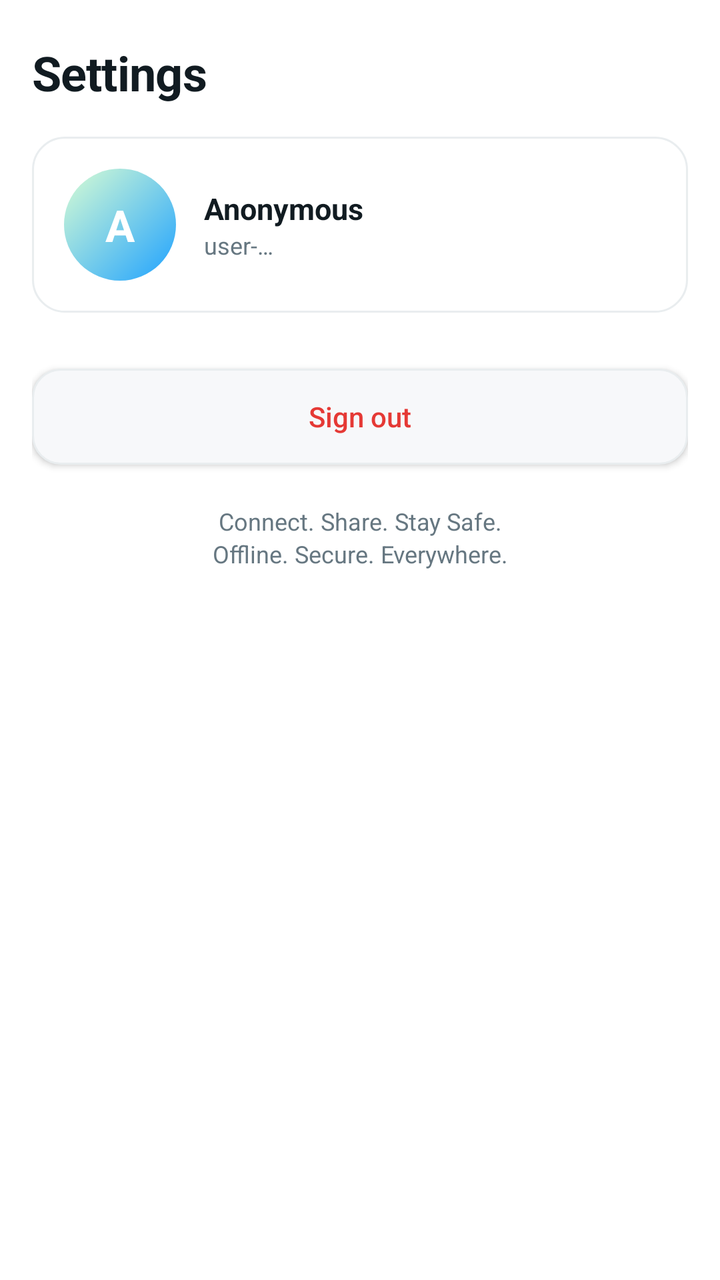
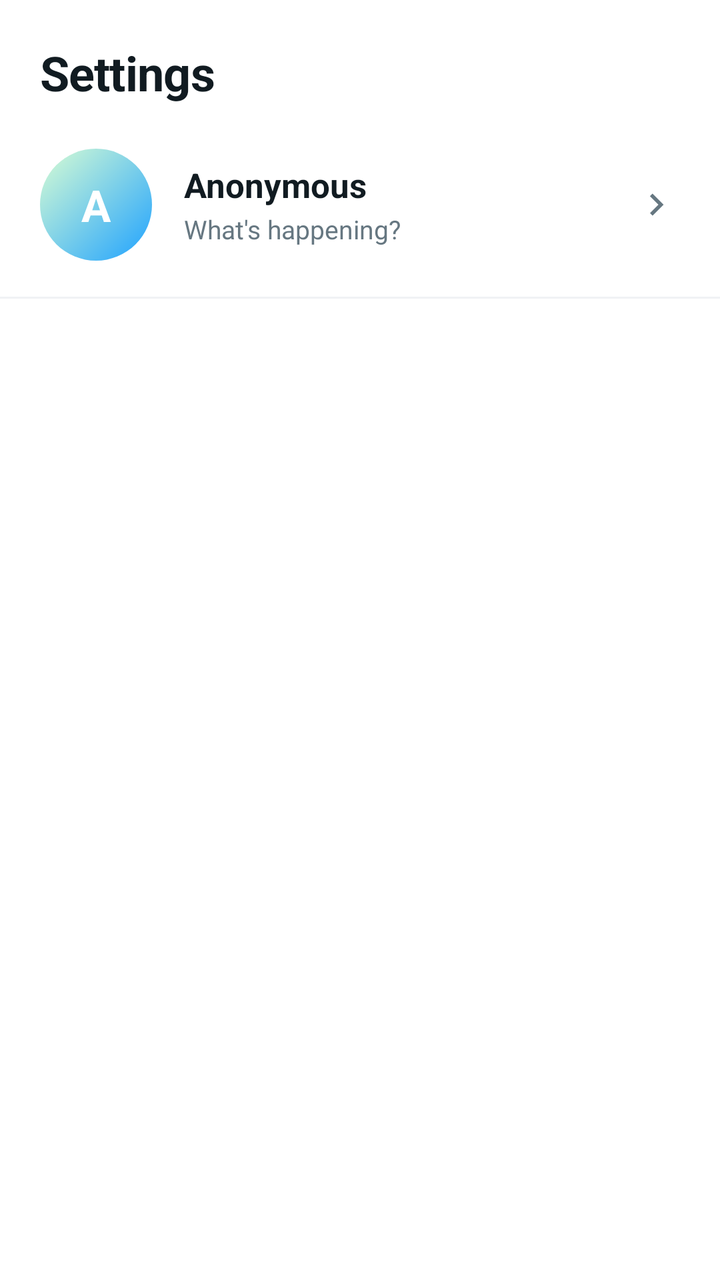

Compare the two renders of this Android layout. The source of the first and the diff that turns it into the second are given below.
<!-- AndroidManifest.xml: application theme Theme.TharMesh -->
<!-- res/layout/fragment_settings.xml -->
<?xml version="1.0" encoding="utf-8"?>
<androidx.core.widget.NestedScrollView
    xmlns:android="http://schemas.android.com/apk/res/android"
    android:layout_width="match_parent"
    android:layout_height="match_parent"
    android:background="@drawable/bg_screen_gradient"
    android:clipToPadding="false"
    android:paddingBottom="16dp"
    android:fillViewport="true">

    <LinearLayout
        android:layout_width="match_parent"
        android:layout_height="wrap_content"
        android:orientation="vertical"
        android:paddingStart="16dp"
        android:paddingEnd="16dp"
        android:paddingTop="20dp">

        <TextView
            style="@style/Text.H1"
            android:layout_width="wrap_content"
            android:layout_height="wrap_content"
            android:text="@string/settings_title" />

        
        <LinearLayout
            style="@style/TmCard"
            android:layout_width="match_parent"
            android:layout_height="wrap_content"
            android:layout_marginTop="16dp"
            android:gravity="center_vertical"
            android:orientation="horizontal">

            <TextView
                android:id="@+id/settings_avatar"
                android:layout_width="56dp"
                android:layout_height="56dp"
                android:background="@drawable/bg_avatar"
                android:gravity="center"
                android:text="A"
                android:textColor="@android:color/white"
                android:textSize="22sp"
                android:textStyle="bold" />

            <LinearLayout
                android:layout_width="0dp"
                android:layout_height="wrap_content"
                android:layout_marginStart="14dp"
                android:layout_weight="1"
                android:orientation="vertical">

                <TextView
                    android:id="@+id/settings_username"
                    style="@style/Text.H3"
                    android:layout_width="wrap_content"
                    android:layout_height="wrap_content"
                    android:text="Anonymous" />

                <TextView
                    android:id="@+id/settings_userid"
                    style="@style/Text.Caption"
                    android:layout_width="wrap_content"
                    android:layout_height="wrap_content"
                    android:text="user-…" />
            </LinearLayout>
        </LinearLayout>

        <LinearLayout
            android:id="@+id/settings_rows"
            android:layout_width="match_parent"
            android:layout_height="wrap_content"
            android:layout_marginTop="16dp"
            android:orientation="vertical" />

        <Button
            android:id="@+id/button_sign_out"
            style="@style/TmButton.Ghost"
            android:layout_width="match_parent"
            android:layout_height="48dp"
            android:layout_marginTop="12dp"
            android:text="@string/settings_sign_out"
            android:textColor="?attr/tmDanger" />

        <TextView
            style="@style/Text.Caption"
            android:layout_width="match_parent"
            android:layout_height="wrap_content"
            android:layout_marginTop="20dp"
            android:gravity="center"
            android:text="@string/app_tagline" />

        <TextView
            style="@style/Text.Caption"
            android:layout_width="match_parent"
            android:layout_height="wrap_content"
            android:gravity="center"
            android:layout_marginBottom="12dp"
            android:text="@string/app_subtagline" />
    </LinearLayout>
</androidx.core.widget.NestedScrollView>
<!-- resources referenced by this layout -->
<resources>
  <!-- drawable bg_screen_gradient (drawable) -->
  <?xml version="1.0" encoding="utf-8"?>
  <shape xmlns:android="http://schemas.android.com/apk/res/android"
      android:shape="rectangle">
      <gradient
          android:type="linear"
          android:angle="90"
          android:startColor="?attr/tmGradientTop"
          android:endColor="?attr/tmGradientBottom" />
  </shape>
  <string name="app_subtagline">Offline. Secure. Everywhere.</string>
  <string name="app_tagline">Connect. Share. Stay Safe.</string>
  <string name="settings_sign_out">Sign out</string>
  <string name="settings_title">Settings</string>
  <style name="Text.Caption" parent="TextAppearance.AppCompat">
          <item name="android:textColor">?attr/tmTextSecondary</item>
          <item name="android:textSize">12sp</item>
      </style>
  <style name="Text.H3" parent="TextAppearance.AppCompat">
          <item name="android:textColor">?attr/tmTextPrimary</item>
          <item name="android:textSize">15sp</item>
          <item name="android:textStyle">bold</item>
      </style>
  <style name="TmButton.Ghost" parent="Widget.AppCompat.Button">
          <item name="android:background">@drawable/bg_button_ghost</item>
          <item name="android:textColor">?attr/tmTextPrimary</item>
          <item name="android:textAllCaps">false</item>
          <item name="android:minHeight">48dp</item>
      </style>
  <style name="TmCard">
          <item name="android:background">@drawable/bg_card_glass</item>
          <item name="android:padding">16dp</item>
      </style>
  <!-- drawable bg_button_ghost (drawable) -->
  <?xml version="1.0" encoding="utf-8"?>
  <shape xmlns:android="http://schemas.android.com/apk/res/android"
      android:shape="rectangle">
      <solid android:color="?attr/tmSurface2" />
      <stroke android:width="1dp" android:color="?attr/tmStroke" />
      <corners android:radius="14dp" />
  </shape>
  <!-- drawable bg_card_glass (drawable) -->
  <?xml version="1.0" encoding="utf-8"?>
  <shape xmlns:android="http://schemas.android.com/apk/res/android"
      android:shape="rectangle">
      <solid android:color="?attr/tmSurface" />
      <stroke android:width="1dp" android:color="?attr/tmStroke" />
      <corners android:radius="16dp" />
  </shape>
  <color name="tm_light_neon_green">#25D366</color>
  <color name="tm_light_neon_green_dim">#D9FDD3</color>
  <color name="tm_light_bg">#FFFFFF</color>
  <color name="tm_light_neon_cyan">#1FA2FF</color>
  <color name="tm_light_neon_cyan_dim">#D6ECFF</color>
  <color name="tm_light_surface">#FFFFFF</color>
  <color name="tm_light_text_primary">#111B21</color>
  <color name="tm_light_text_secondary">#667781</color>
  <color name="tm_light_bg_2">#F7F8FA</color>
  <color name="tm_light_surface_2">#F7F8FA</color>
  <color name="tm_light_surface_glass">#FFFFFF</color>
  <color name="tm_light_stroke">#E9EDEF</color>
  <color name="tm_light_stroke_soft">#F0F2F5</color>
  <color name="tm_light_text_muted">#8696A0</color>
  <color name="tm_light_desert_amber">#F09D38</color>
  <color name="tm_light_danger">#E53935</color>
  <color name="tm_light_danger_dim">#FBE9E7</color>
  <color name="tm_light_warning">#F09D38</color>
  <color name="tm_light_bubble_me_start">#D9FDD3</color>
  <color name="tm_light_bubble_me_end">#D9FDD3</color>
  <color name="tm_light_bubble_peer">#FFFFFF</color>
  <color name="tm_light_bubble_text_me">#111B21</color>
  <color name="tm_light_bubble_text_peer">#111B21</color>
  <color name="tm_light_tick_read">#53BDEB</color>
  <color name="tm_light_tick_default">#8696A0</color>
  <color name="tm_light_unread_badge">#25D366</color>
  <color name="tm_light_unread_badge_text">#FFFFFF</color>
  <color name="tm_light_gradient_top">#FFFFFF</color>
  <color name="tm_light_gradient_bottom">#FFFFFF</color>
  <color name="tm_light_glow_cyan_20">#331FA2FF</color>
  <color name="tm_light_glow_green_20">#3325D366</color>
  <color name="tm_light_glow_danger_20">#33E53935</color>
  <color name="tm_light_search_fill">#F0F2F5</color>
  <!-- unchanged entries left out for length: 3 -->
</resources>

<!-- the commit's change to res/layout/fragment_settings.xml (unified diff, before → after) -->
@@ -3,98 +3,109 @@
     xmlns:android="http://schemas.android.com/apk/res/android"
     android:layout_width="match_parent"
     android:layout_height="match_parent"
-    android:background="@drawable/bg_screen_gradient"
-    android:clipToPadding="false"
-    android:paddingBottom="16dp"
+    android:background="?attr/tmBg"
     android:fillViewport="true">
 
     <LinearLayout
         android:layout_width="match_parent"
         android:layout_height="wrap_content"
-        android:orientation="vertical"
-        android:paddingStart="16dp"
-        android:paddingEnd="16dp"
-        android:paddingTop="20dp">
+        android:orientation="vertical">
 
         <TextView
             style="@style/Text.H1"
             android:layout_width="wrap_content"
             android:layout_height="wrap_content"
+            android:layout_marginStart="20dp"
+            android:layout_marginTop="20dp"
+            android:layout_marginBottom="12dp"
             android:text="@string/settings_title" />
 
         
         <LinearLayout
-            style="@style/TmCard"
+            android:id="@+id/settings_profile_row"
             android:layout_width="match_parent"
             android:layout_height="wrap_content"
-            android:layout_marginTop="16dp"
+            android:background="?attr/selectableItemBackground"
             android:gravity="center_vertical"
-            android:orientation="horizontal">
+            android:minHeight="76dp"
+            android:orientation="horizontal"
+            android:paddingStart="20dp"
+            android:paddingEnd="20dp"
+            android:paddingTop="8dp"
+            android:paddingBottom="8dp">
 
-            <TextView
-                android:id="@+id/settings_avatar"
+            <FrameLayout
                 android:layout_width="56dp"
-                android:layout_height="56dp"
-                android:background="@drawable/bg_avatar"
-                android:gravity="center"
-                android:text="A"
-                android:textColor="@android:color/white"
-                android:textSize="22sp"
-                android:textStyle="bold" />
+                android:layout_height="56dp">
+
+                <TextView
+                    android:id="@+id/settings_avatar"
+                    android:layout_width="match_parent"
+                    android:layout_height="match_parent"
+                    android:background="@drawable/bg_avatar"
+                    android:gravity="center"
+                    android:text="A"
+                    android:textColor="@android:color/white"
+                    android:textSize="22sp"
+                    android:textStyle="bold" />
+
+                <ImageView
+                    android:id="@+id/settings_avatar_image"
+                    android:layout_width="match_parent"
+                    android:layout_height="match_parent"
+                    android:scaleType="centerCrop"
+                    android:visibility="gone"
+                    android:contentDescription="@string/profile_avatar_cd" />
+            </FrameLayout>
 
             <LinearLayout
                 android:layout_width="0dp"
                 android:layout_height="wrap_content"
-                android:layout_marginStart="14dp"
+                android:layout_marginStart="16dp"
                 android:layout_weight="1"
                 android:orientation="vertical">
 
                 <TextView
                     android:id="@+id/settings_username"
-                    style="@style/Text.H3"
                     android:layout_width="wrap_content"
                     android:layout_height="wrap_content"
-                    android:text="Anonymous" />
+                    android:textColor="?attr/tmTextPrimary"
+                    android:textSize="17sp"
+                    android:textStyle="bold"
+                    android:text="@string/profile_anonymous" />
 
                 <TextView
-                    android:id="@+id/settings_userid"
-                    style="@style/Text.Caption"
-                    android:layout_width="wrap_content"
+                    android:id="@+id/settings_status"
+                    android:layout_width="match_parent"
                     android:layout_height="wrap_content"
-                    android:text="user-…" />
+                    android:layout_marginTop="2dp"
+                    android:maxLines="1"
+                    android:ellipsize="end"
+                    android:textColor="?attr/tmTextSecondary"
+                    android:textSize="13sp"
+                    android:text="@string/profile_status_placeholder" />
             </LinearLayout>
+
+            <ImageView
+                android:layout_width="22dp"
+                android:layout_height="22dp"
+                android:src="@drawable/ic_chevron_right"
+                xmlns:app="http://schemas.android.com/apk/res-auto"
+                app:tint="?attr/tmTextSecondary" />
         </LinearLayout>
+
+        <View
+            android:layout_width="match_parent"
+            android:layout_height="1dp"
+            android:layout_marginTop="8dp"
+            android:layout_marginBottom="8dp"
+            android:background="?attr/tmStrokeSoft" />
 
         <LinearLayout
             android:id="@+id/settings_rows"
             android:layout_width="match_parent"
             android:layout_height="wrap_content"
-            android:layout_marginTop="16dp"
-            android:orientation="vertical" />
-
-        <Button
-            android:id="@+id/button_sign_out"
-            style="@style/TmButton.Ghost"
-            android:layout_width="match_parent"
-            android:layout_height="48dp"
-            android:layout_marginTop="12dp"
-            android:text="@string/settings_sign_out"
-            android:textColor="?attr/tmDanger" />
-
-        <TextView
-            style="@style/Text.Caption"
-            android:layout_width="match_parent"
-            android:layout_height="wrap_content"
-            android:layout_marginTop="20dp"
-            android:gravity="center"
-            android:text="@string/app_tagline" />
-
-        <TextView
-            style="@style/Text.Caption"
-            android:layout_width="match_parent"
-            android:layout_height="wrap_content"
-            android:gravity="center"
-            android:layout_marginBottom="12dp"
-            android:text="@string/app_subtagline" />
+            android:orientation="vertical"
+            android:paddingBottom="24dp" />
     </LinearLayout>
 </androidx.core.widget.NestedScrollView>
<!-- resource entries referenced after the edit -->
@@ -1,54 +1,17 @@
 <!-- resources referenced by this layout -->
 <resources>
-  <!-- drawable bg_screen_gradient (drawable) -->
-  <?xml version="1.0" encoding="utf-8"?>
-  <shape xmlns:android="http://schemas.android.com/apk/res/android"
-      android:shape="rectangle">
-      <gradient
-          android:type="linear"
-          android:angle="90"
-          android:startColor="?attr/tmGradientTop"
-          android:endColor="?attr/tmGradientBottom" />
-  </shape>
-  <string name="app_subtagline">Offline. Secure. Everywhere.</string>
-  <string name="app_tagline">Connect. Share. Stay Safe.</string>
-  <string name="settings_sign_out">Sign out</string>
+  <!-- drawable ic_chevron_right (drawable) -->
+  <vector xmlns:android="http://schemas.android.com/apk/res/android"
+      android:width="24dp" android:height="24dp"
+      android:viewportWidth="24" android:viewportHeight="24"
+      android:tint="?attr/tmTextSecondary">
+      <path android:fillColor="@android:color/white"
+          android:pathData="M9,6l6,6l-6,6l-1.4,-1.4L12.2,12L7.6,7.4z"/>
+  </vector>
+  <string name="profile_anonymous">Anonymous</string>
+  <string name="profile_avatar_cd">Profile photo</string>
+  <string name="profile_status_placeholder">What\'s happening?</string>
   <string name="settings_title">Settings</string>
-  <style name="Text.Caption" parent="TextAppearance.AppCompat">
-          <item name="android:textColor">?attr/tmTextSecondary</item>
-          <item name="android:textSize">12sp</item>
-      </style>
-  <style name="Text.H3" parent="TextAppearance.AppCompat">
-          <item name="android:textColor">?attr/tmTextPrimary</item>
-          <item name="android:textSize">15sp</item>
-          <item name="android:textStyle">bold</item>
-      </style>
-  <style name="TmButton.Ghost" parent="Widget.AppCompat.Button">
-          <item name="android:background">@drawable/bg_button_ghost</item>
-          <item name="android:textColor">?attr/tmTextPrimary</item>
-          <item name="android:textAllCaps">false</item>
-          <item name="android:minHeight">48dp</item>
-      </style>
-  <style name="TmCard">
-          <item name="android:background">@drawable/bg_card_glass</item>
-          <item name="android:padding">16dp</item>
-      </style>
-  <!-- drawable bg_button_ghost (drawable) -->
-  <?xml version="1.0" encoding="utf-8"?>
-  <shape xmlns:android="http://schemas.android.com/apk/res/android"
-      android:shape="rectangle">
-      <solid android:color="?attr/tmSurface2" />
-      <stroke android:width="1dp" android:color="?attr/tmStroke" />
-      <corners android:radius="14dp" />
-  </shape>
-  <!-- drawable bg_card_glass (drawable) -->
-  <?xml version="1.0" encoding="utf-8"?>
-  <shape xmlns:android="http://schemas.android.com/apk/res/android"
-      android:shape="rectangle">
-      <solid android:color="?attr/tmSurface" />
-      <stroke android:width="1dp" android:color="?attr/tmStroke" />
-      <corners android:radius="16dp" />
-  </shape>
   <color name="tm_light_neon_green">#25D366</color>
   <color name="tm_light_neon_green_dim">#D9FDD3</color>
   <color name="tm_light_bg">#FFFFFF</color>
